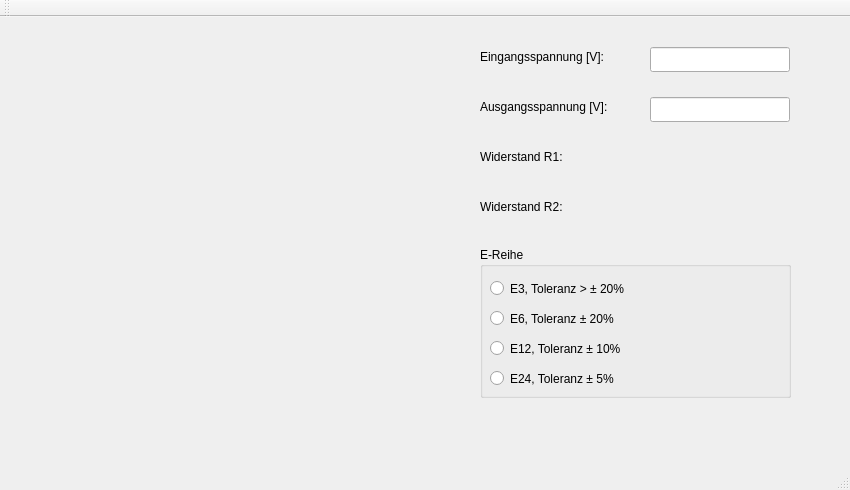
Qt form src/MainWindow.ui (Project-PMSWEng-Group-5/Spannungsteiler-Berechnungstool) before a commit.
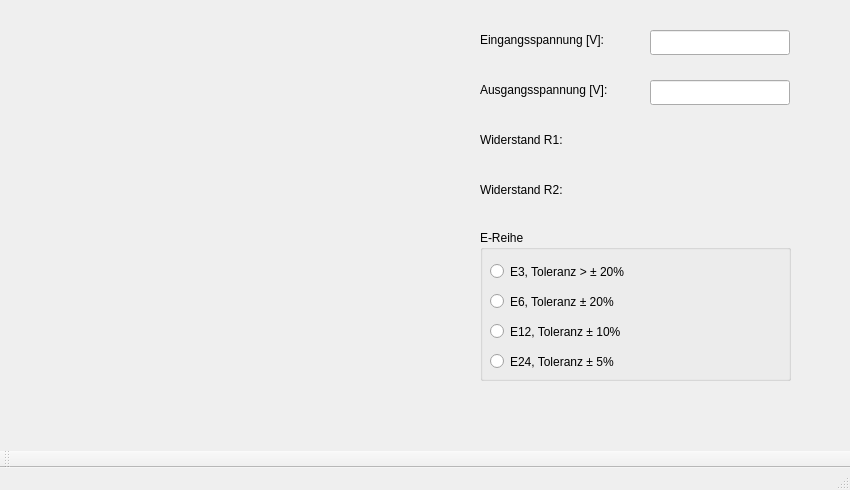
The same form after that commit. Icons and pictures are not drawn.

The edit to the form file:
```diff
--- a/src/MainWindow.ui
+++ b/src/MainWindow.ui
@@ -254,10 +254,10 @@
   </widget>
   <widget class="QToolBar" name="mainToolBar">
    <attribute name="toolBarArea">
-    <enum>TopToolBarArea</enum>
+    <enum>BottomToolBarArea</enum>
    </attribute>
    <attribute name="toolBarBreak">
-    <bool>false</bool>
+    <bool>true</bool>
    </attribute>
   </widget>
   <widget class="QStatusBar" name="statusBar"/>
```
Left out of the diff: 14 changed lines with no effect on the pictures.
